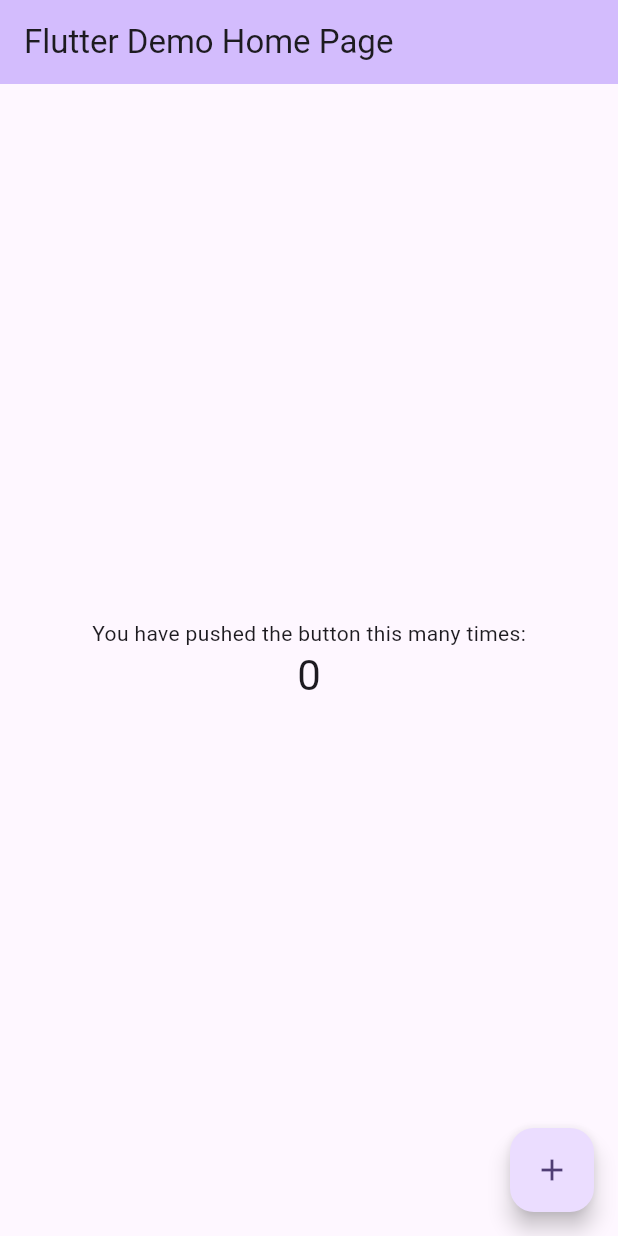
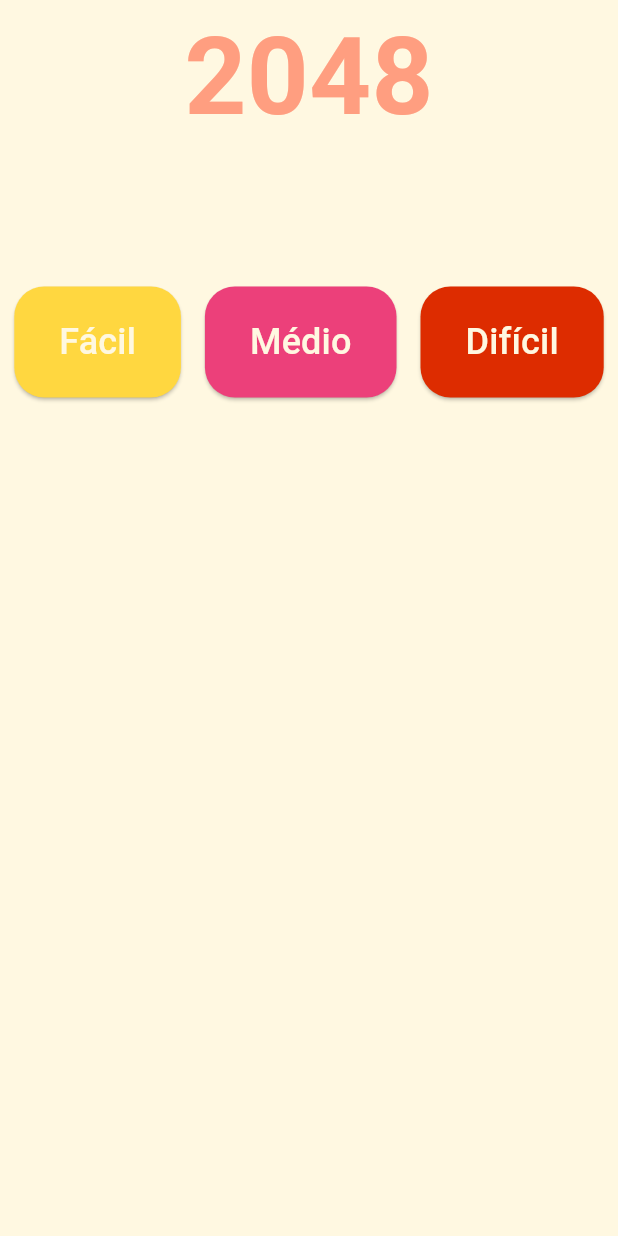
Before and after one commit to karensantos015/Projeto-Flutter-2048, a Flutter app: the screen it shows after launch, on a phone screen of 412 x 824 dp. Run offline on Flutter 3.47's test engine with Material 3 defaults, Android fonts, the phone set to English and light mode, and no system bars; Roboto replaces fonts that are missing (Bungee, Montserrat).

Commit message:
Add files via upload
interface 1, ainda estou modificando.

```diff
--- a/lib/main.dart
+++ b/lib/main.dart
@@ -1,122 +1,246 @@
 import 'package:flutter/material.dart';
 
+
 void main() {
-  runApp(const MyApp());
+  runApp(Jogo2048App());
 }
 
-class MyApp extends StatelessWidget {
-  const MyApp({super.key});
 
-  // This widget is the root of your application.
+class Jogo2048App extends StatelessWidget{
+ const Jogo2048App({super.key});
   @override
   Widget build(BuildContext context) {
     return MaterialApp(
-      title: 'Flutter Demo',
-      theme: ThemeData(
-        // This is the theme of your application.
-        //
-        // TRY THIS: Try running your application with "flutter run". You'll see
-        // the application has a purple toolbar. Then, without quitting the app,
-        // try changing the seedColor in the colorScheme below to Colors.green
-        // and then invoke "hot reload" (save your changes or press the "hot
-        // reload" button in a Flutter-supported IDE, or press "r" if you used
-        // the command line to start the app).
-        //
-        // Notice that the counter didn't reset back to zero; the application
-        // state is not lost during the reload. To reset the state, use hot
-        // restart instead.
-        //
-        // This works for code too, not just values: Most code changes can be
-        // tested with just a hot reload.
-        colorScheme: ColorScheme.fromSeed(seedColor: Colors.deepPurple),
-      ),
-      home: const MyHomePage(title: 'Flutter Demo Home Page'),
+      title: 'Jogo 2048',
+      home: Jogo2048Screen(),
     );
   }
 }
 
-class MyHomePage extends StatefulWidget {
-  const MyHomePage({super.key, required this.title});
-
-  // This widget is the home page of your application. It is stateful, meaning
-  // that it has a State object (defined below) that contains fields that affect
-  // how it looks.
-
-  // This class is the configuration for the state. It holds the values (in this
-  // case the title) provided by the parent (in this case the App widget) and
-  // used by the build method of the State. Fields in a Widget subclass are
-  // always marked "final".
-
-  final String title;
+class Jogo2048Screen extends StatelessWidget{
+  const Jogo2048Screen({super.key});
 
   @override
-  State<MyHomePage> createState() => _MyHomePageState();
+  Widget build(BuildContext context){
+    return MaterialApp( title: '2048', home: HomePage());
+  }
 }
 
-class _MyHomePageState extends State<MyHomePage> {
-  int _counter = 0;
+class HomePage extends StatelessWidget{
+  const HomePage({super.key});
 
-  void _incrementCounter() {
-    setState(() {
-      // This call to setState tells the Flutter framework that something has
-      // changed in this State, which causes it to rerun the build method below
-      // so that the display can reflect the updated values. If we changed
-      // _counter without calling setState(), then the build method would not be
-      // called again, and so nothing would appear to happen.
-      _counter++;
+
+  @override
+  Widget build(BuildContext context){
+    return Scaffold(
+      backgroundColor: Colors.amber.shade50,
+
+      body: Center(
+        child: Column(
+          mainAxisAlignment: MainAxisAlignment.start,
+          children: [
+            Text(
+              '2048',
+              style: TextStyle(
+                fontFamily: 'Bungee',
+                fontSize: 72,
+                fontWeight: FontWeight.bold,
+                color: Colors.deepOrangeAccent.shade100,
+              ),
+            ),
+
+
+            const SizedBox(height: 80),
+
+
+              Row(
+                mainAxisAlignment: MainAxisAlignment.center,
+                children: [
+
+              criarBotaoNivel(context, 4, Colors.amberAccent.shade200, 'Fácil'),
+              criarBotaoNivel(context, 5, Colors.pink.shade400, 'Médio'),
+              criarBotaoNivel(context, 6, Colors.deepOrangeAccent.shade700, 'Difícil'),
+                         ],
+              ),
+
+        ],
+        ),
+      ),
+    );
+  }
+
+  Widget criarBotaoNivel(BuildContext context, int gridSize, Color cor, String nivelTexto){
+    return Padding(
+      padding: EdgeInsets.all(8),
+      child: ElevatedButton(
+        style: ElevatedButton.styleFrom(
+          padding: EdgeInsets.symmetric(horizontal: 30, vertical: 20),
+          backgroundColor: cor,
+          shape: RoundedRectangleBorder(
+              borderRadius: BorderRadius.circular(20),
+          ),
+        ),
+        onPressed:()=> _iniciarJogo(context, gridSize, nivelTexto),
+        child: Text(
+          nivelTexto,
+          style: TextStyle(
+            fontSize: 24,
+            color: Colors.amber.shade50,
+              fontFamily: 'Montserrat',
+          ),
+        ),
+      ),
+    );
+  }
+
+
+
+ void _iniciarJogo(BuildContext context, int gridSize, String nivelTexto){
+    Navigator.push(
+      context,
+      MaterialPageRoute(
+        builder:
+        (context)=> PaginaJogo(gridSize:gridSize, nivelTexto:nivelTexto),
+      ),
+    );
+ }
+}
+
+       class PaginaJogo extends StatefulWidget{
+           final int gridSize;
+           final String nivelTexto;
+
+           const PaginaJogo({
+             super.key,
+             required this.gridSize,
+             required this.nivelTexto,
        });
+           @override
+         State<PaginaJogo> createState() =>_PaginaJogoState();
+       }
+
+       class _PaginaJogoState extends State<PaginaJogo>{
+               Widget criarBotaoMove(BuildContext context, IconData icone){
+                 return Container(
+                   height: 70,
+                   width: 70,
+                   padding: EdgeInsets.all(8),
+                   decoration: BoxDecoration(
+                       color: Colors.black,
+                     border:Border.all(color:  Colors.white, width: 3),
+                     borderRadius: BorderRadius.circular(8),
+                   ),
+                   alignment: Alignment.center,
+                   child: Icon( icone, size: 36, color: Colors.deepOrangeAccent.shade100),
+                 );
                }
 
                @override
                Widget build(BuildContext context) {
-    // This method is rerun every time setState is called, for instance as done
-    // by the _incrementCounter method above.
-    //
-    // The Flutter framework has been optimized to make rerunning build methods
-    // fast, so that you can just rebuild anything that needs updating rather
-    // than having to individually change instances of widgets.
                  return Scaffold(
+                   backgroundColor: Colors.amber.shade50,
                    appBar: AppBar(
-        // TRY THIS: Try changing the color here to a specific color (to
-        // Colors.amber, perhaps?) and trigger a hot reload to see the AppBar
-        // change color while the other colors stay the same.
-        backgroundColor: Theme.of(context).colorScheme.inversePrimary,
-        // Here we take the value from the MyHomePage object that was created by
-        // the App.build method, and use it to set our appbar title.
-        title: Text(widget.title),
+                     title: Text(
+                       widget.nivelTexto,
+                       style: TextStyle(
+                         color: Colors.blueGrey.shade600,
+                         fontFamily: 'Montserrat.bold',
                        ),
-      body: Center(
-        // Center is a layout widget. It takes a single child and positions it
-        // in the middle of the parent.
+                     ),
+                     backgroundColor: Colors.amber.shade50,
+                   ),
+                   body: Padding(
+                     padding: EdgeInsets.all(16),
                      child: Column(
-          // Column is also a layout widget. It takes a list of children and
-          // arranges them vertically. By default, it sizes itself to fit its
-          // children horizontally, and tries to be as tall as its parent.
-          //
-          // Column has various properties to control how it sizes itself and
-          // how it positions its children. Here we use mainAxisAlignment to
-          // center the children vertically; the main axis here is the vertical
-          // axis because Columns are vertical (the cross axis would be
-          // horizontal).
-          //
-          // TRY THIS: Invoke "debug painting" (choose the "Toggle Debug Paint"
-          // action in the IDE, or press "p" in the console), to see the
-          // wireframe for each widget.
+                       children: [
+                         Row(
+                           children: [
+                             Expanded(
+                               child: Container(
+                                 height: 60,
+                                 padding: EdgeInsets.all(12),
+                                 decoration: BoxDecoration(
+                                   color: Colors.deepOrange.shade200,
+                                   border: Border.all(
+                                     color: Colors.deepOrange.shade800,
+                                     width: 3,
+                                   ),
+                                   borderRadius: BorderRadius.circular(8),
+                                 ),
+                                 alignment: Alignment.center,
+                                 child: Text(
+                                   'Movimentos: ',
+                                   style: TextStyle(
+                                     fontSize: 24,
+                                     color: Colors.deepOrange.shade800,
+                                     fontFamily: 'Montserrat',
+                                   ),
+                                 ),
+                               ),
+                             ),
+                           ],
+                         ),
+                         SizedBox(height: 80),
+
+                         SizedBox(
+                           height: 500,
+                           child: GridView.builder(
+                             gridDelegate: SliverGridDelegateWithFixedCrossAxisCount(
+                               crossAxisCount: widget.gridSize,
+                             ),
+                             itemBuilder:
+                                 (context, index) => Container(
+                               margin: const EdgeInsets.all(2),
+                               decoration: BoxDecoration(
+                                 color: Colors.pink.shade200,
+                                 borderRadius: BorderRadius.circular(8),
+                                 boxShadow: [
+                                   BoxShadow(
+                                     color: Colors.grey.withOpacity(0.3),
+                                     blurRadius: 4,
+                                     offset: Offset(2, 2),
+                                   ),
+                                 ],
+                               ),
+                               child: const Center(
+                                 child: Text(
+                                   '2',
+                                   style: TextStyle(
+                                     color: Colors.pinkAccent,
+                                     fontSize: 24,
+                                     fontFamily: 'RobotoCondensed',
+                                   ),
+                                 ),
+                               ),
+                             ),
+                             itemCount: widget.gridSize * widget.gridSize,
+                           ),
+                         ),
+
+                         SizedBox(height: 20),
+
+                         Row(
                            mainAxisAlignment: MainAxisAlignment.center,
-          children: <Widget>[
-            const Text('You have pushed the button this many times:'),
-            Text(
-              '$_counter',
-              style: Theme.of(context).textTheme.headlineMedium,
+                           children: [
+                             criarBotaoMove(context, Icons.arrow_back),
+                             SizedBox(width: 10),
+                             criarBotaoMove(context, Icons.arrow_forward),
+                             SizedBox(width: 10),
+                             criarBotaoMove(context, Icons.arrow_upward),
+                             SizedBox(width: 10),
+                             criarBotaoMove(context, Icons.arrow_downward),
+                           ],
                          ),
                        ],
                      ),
                    ),
-      floatingActionButton: FloatingActionButton(
-        onPressed: _incrementCounter,
-        tooltip: 'Increment',
-        child: const Icon(Icons.add),
-      ), // This trailing comma makes auto-formatting nicer for build methods.
                  );
                }
+
+
+
+
+
+
+
        }
```
Lines whose indentation alone changed are shown as unchanged.
